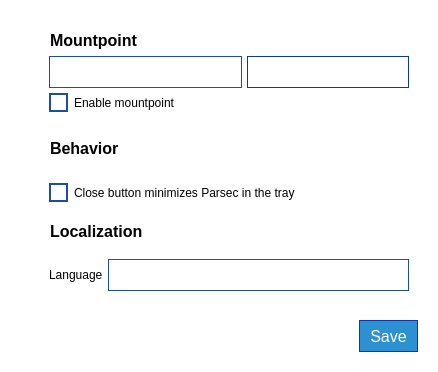
Above: parsec/core/gui/forms/global_settings_widget.ui from Scille/parsec-cloud before the change. Below: the same form after it.
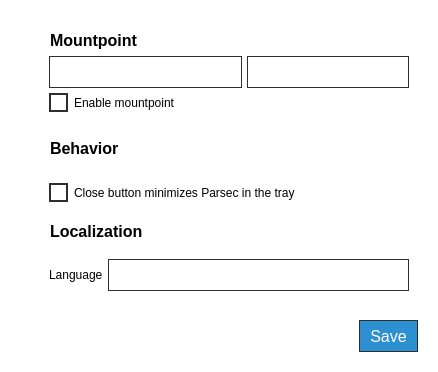
That is the form after the change. Icons and pictures are not drawn.

Commit message: [GUI] Changed pages colors

What changed in the file:
```diff
--- a/parsec/core/gui/forms/global_settings_widget.ui
+++ b/parsec/core/gui/forms/global_settings_widget.ui
@@ -21,7 +21,7 @@
 
 QLineEdit
 {
-border: 1px solid rgb(30, 78, 162);
+border: 1px solid rgb(46, 46, 46);
 padding-left: 10px;
 }
 
@@ -38,7 +38,7 @@
 QPushButton
 {
 background-color: rgb(45, 144, 209);
-border: 1px solid rgb(11, 56, 166);
+border: 1px solid rgb(46, 46, 46);
 color: rgb(255, 255, 255);
 padding-left: 10px;
 padding-right: 10px;
@@ -46,7 +46,7 @@
 
 QPushButton:disabled
 {
-border: 1px solid rgb(65, 75, 106);
+border: 1px solid rgb(46, 46, 46);
 background-color: rgb(112, 122, 153);
 color: rgb(255, 255, 255);
 }
@@ -56,7 +56,7 @@
 width: 15px;
 height: 15px;
 background-color: rgb(255, 255, 255);
-border: 2px solid rgb(30, 78, 162);
+border: 2px solid rgb(46, 46, 46);
 color: black;
 }
 
@@ -67,7 +67,7 @@
 
 QComboBox
 {
-border: 1px solid rgb(30, 78, 162);
+border: 1px solid rgb(46, 46, 46);
 background-color: white;
 color: black;
 padding-left: 5px;
```
The commit also changes 3 other files.
